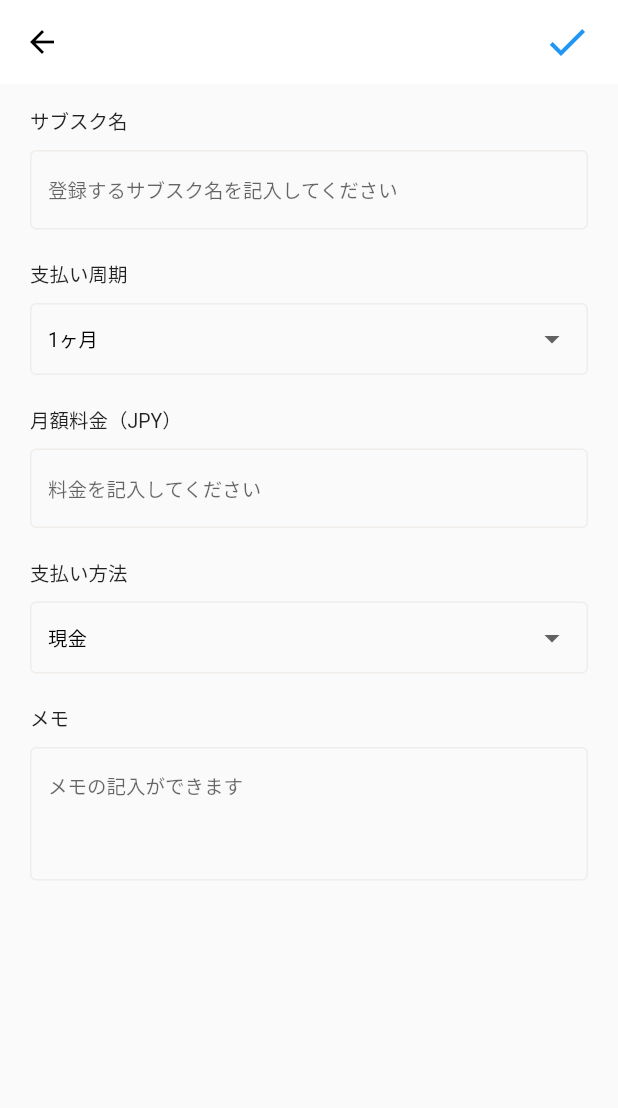
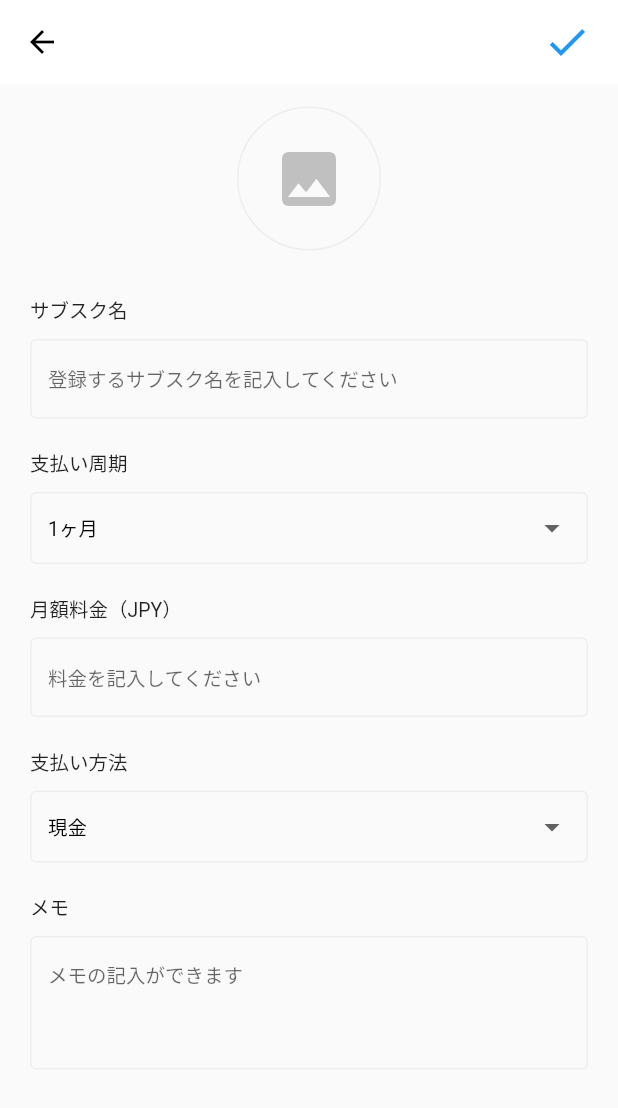
Before and after one commit to CodeGateCircle/subscription_app_mobile, a Flutter app: the CreateSubscription screen opened directly, on a phone screen of 412 x 824 dp. Shown: the top 1108 px of the screen. Run offline on Flutter 3.47's test engine with Material 2 defaults, Android fonts, the phone set to English and light mode, and no system bars; our stand-ins replace dio, flutter_dotenv, flutter_riverpod, image_picker; network calls fail.

Commit message:
画像の追加処理を作成

```diff
--- a/lib/modules/subscriptions/subscription.entity.dart
+++ b/lib/modules/subscriptions/subscription.entity.dart
@@ -37,27 +37,67 @@ class Subscription {
 }
 
 @JsonSerializable()
-class Response {
-  ResponseData data;
-
-  Response({
-    required this.data,
-  });
-
-  factory Response.fromJson(Map<String, dynamic> json) =>
-      _$ResponseFromJson(json);
-  Map<String, dynamic> toJson() => _$ResponseToJson(this);
-}
-
-@JsonSerializable()
 class ResponseData {
-  List<Subscription> subscriptions;
+  late ResponseSubscriptions data;
 
   ResponseData({
-    required this.subscriptions,
+    required this.data,
   });
 
   factory ResponseData.fromJson(Map<String, dynamic> json) =>
       _$ResponseDataFromJson(json);
   Map<String, dynamic> toJson() => _$ResponseDataToJson(this);
 }
+
+@JsonSerializable()
+class ResponseSubscriptions {
+  late List<Subscription> subscriptions;
+
+  ResponseSubscriptions({
+    required this.subscriptions,
+  });
+
+  factory ResponseSubscriptions.fromJson(Map<String, dynamic> json) =>
+      _$ResponseSubscriptionsFromJson(json);
+  Map<String, dynamic> toJson() => _$ResponseSubscriptionsToJson(this);
+}
+
+@JsonSerializable()
+class CreateRequestData {
+  late int user_id;
+  late CreateRequestSubscription subscriptions;
+
+  CreateRequestData({
+    required this.user_id,
+    required this.subscriptions,
+  });
+
+  factory CreateRequestData.fromJson(Map<String, dynamic> json) =>
+      _$CreateRequestDataFromJson(json);
+  Map<String, dynamic> toJson() => _$CreateRequestDataToJson(this);
+}
+
+@JsonSerializable()
+class CreateRequestSubscription {
+  late String name;
+  late int price;
+  late PaymentCycle payment_cycle;
+  late DateTime first_payment_date;
+  late String payment_method;
+  late String remarks;
+  late String image_url;
+
+  CreateRequestSubscription({
+    required this.name,
+    required this.price,
+    required this.payment_cycle,
+    required this.first_payment_date,
+    required this.payment_method,
+    required this.remarks,
+    required this.image_url,
+  });
+
+  factory CreateRequestSubscription.fromJson(Map<String, dynamic> json) =>
+      _$CreateRequestSubscriptionFromJson(json);
+  Map<String, dynamic> toJson() => _$CreateRequestSubscriptionToJson(this);
+}
--- /dev/null
+++ b/lib/screens/create_subscription/upload_icon_image_field.dart
@@ -0,0 +1,49 @@
+import 'dart:io';
+import 'package:flutter/material.dart';
+import 'package:image_picker/image_picker.dart';
+
+class UploadIconImageField extends StatelessWidget {
+  const UploadIconImageField({
+    Key? key,
+    required this.iconImage,
+    required this.onTapIconImage,
+  }) : super(key: key);
+
+  final XFile iconImage;
+  final void Function() onTapIconImage;
+
+  final double imageSize = 96;
+
+  @override
+  Widget build(BuildContext context) {
+    return Column(
+      children: [
+        GestureDetector(
+          onTap: onTapIconImage,
+          child: iconImage.path != ""
+              ? CircleAvatar(
+                  radius: imageSize / 2,
+                  backgroundImage: Image.file(File(iconImage.path)).image,
+                )
+              : Container(
+                  width: imageSize,
+                  height: imageSize,
+                  decoration: BoxDecoration(
+                    border: Border.all(
+                      width: 1,
+                      color: const Color.fromRGBO(240, 237, 235, 1),
+                    ),
+                    borderRadius: BorderRadius.circular(999),
+                  ),
+                  child: Icon(
+                    Icons.image,
+                    size: imageSize / 2,
+                    color: const Color.fromRGBO(17, 17, 17, 0.25),
+                  ),
+                ),
+        ),
+        const SizedBox(height: 30),
+      ],
+    );
+  }
+}
--- a/lib/screens/home/subscription_card.dart
+++ b/lib/screens/home/subscription_card.dart
@@ -82,7 +82,9 @@ class _SubscriptionCardState extends State<SubscriptionCard> {
           crossAxisAlignment: CrossAxisAlignment.center,
           mainAxisAlignment: MainAxisAlignment.spaceBetween,
           children: <Widget>[
-            SubscriptionIconImage(subscription: widget.subscription),
+            SubscriptionIconImage(
+              iconImageUrl: widget.subscription.image_url,
+            ),
             const SizedBox(width: 8),
             Expanded(
               child: Column(
--- a/lib/screens/subscription_detail/basic_info.dart
+++ b/lib/screens/subscription_detail/basic_info.dart
@@ -22,7 +22,7 @@ class _BasicInfoAreaState extends State<BasicInfoArea> {
       child: Row(
         children: [
           SubscriptionIconImage(
-            subscription: widget.subscription,
+            iconImageUrl: widget.subscription.image_url,
             iconSize: 96,
           ),
           const SizedBox(width: 15),
```
Also changed, not shown: lib/modules/subscriptions/subscription.repository.dart (+4 -4 lines), lib/screens/create_subscription/create_subscription_screen.dart (+64 -14 lines), lib/widgets/subscription_icon_img.dart (+18 -22 lines), images/device_mobile.svg (deleted), lib/modules/subscriptions/subscription.entity.g.dart, 2 other files.
